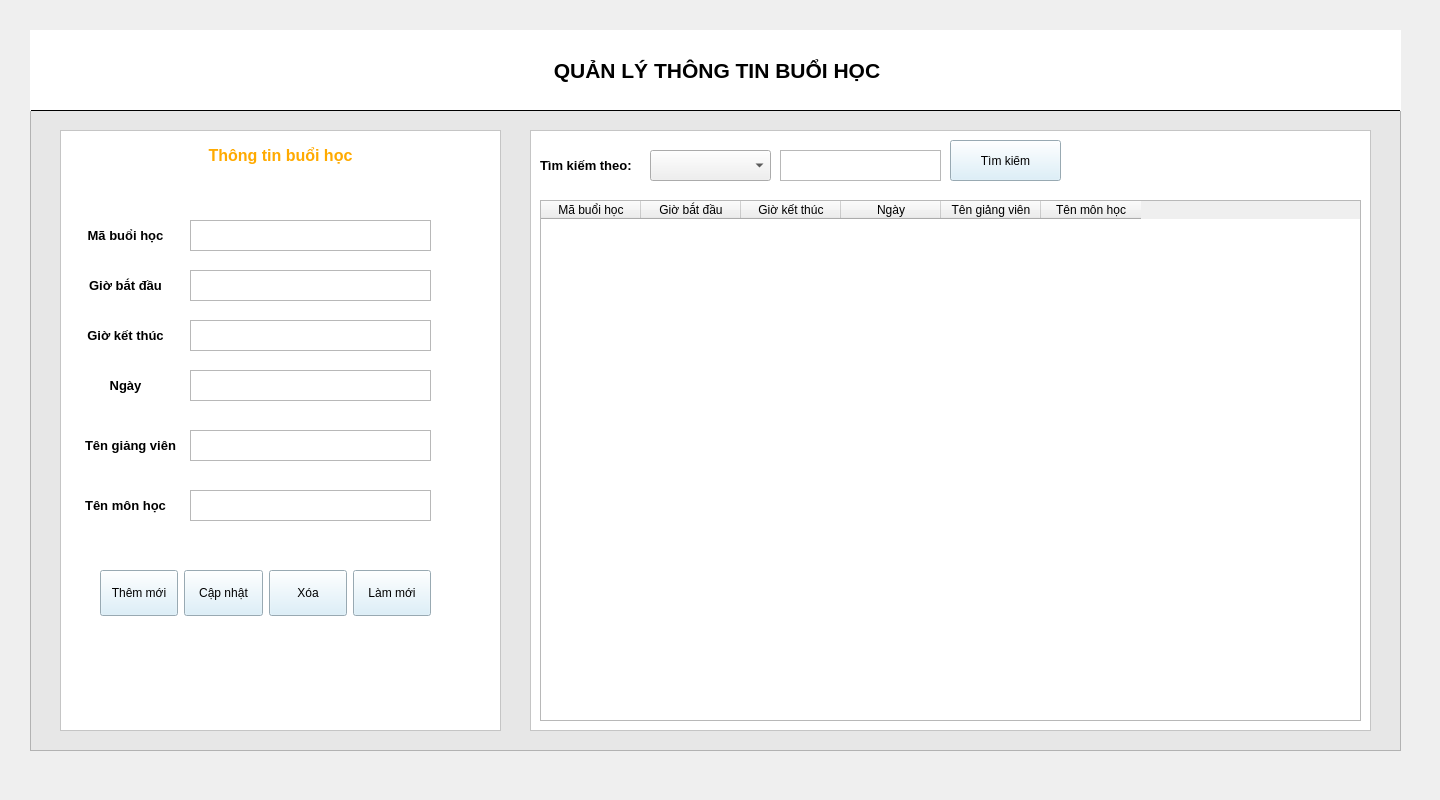
This is ui/lession.ui in phuc297/student-attendance-management-system as Qt 5 draws it before an edit. The edited form follows.
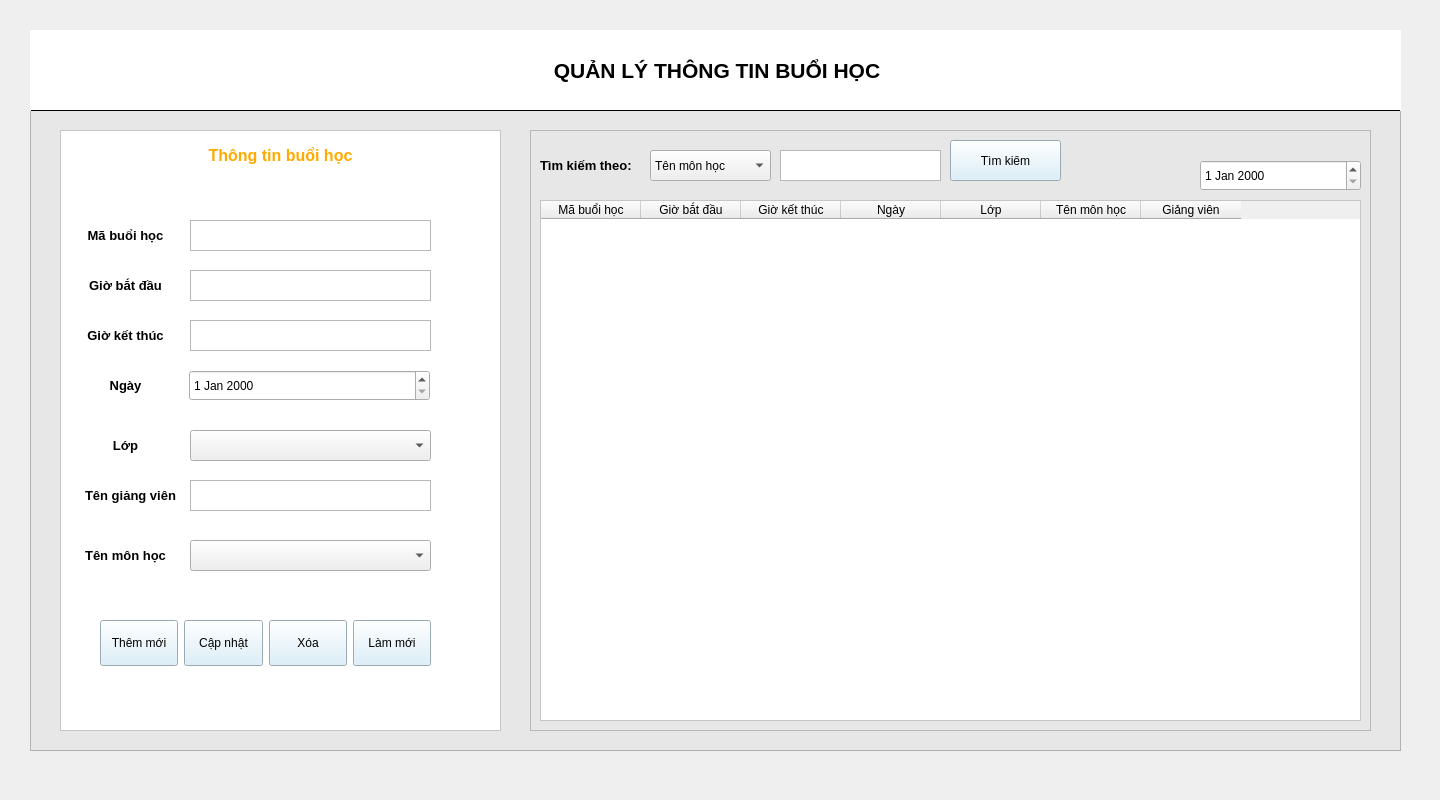
This is the edited form.

Commit message: hiep them ngay 14/4

Patch:
```diff
--- a/ui/lession.ui
+++ b/ui/lession.ui
@@ -157,7 +157,7 @@
      <property name="geometry">
       <rect>
        <x>20</x>
-       <y>300</y>
+       <y>350</y>
        <width>101</width>
        <height>31</height>
       </rect>
@@ -170,7 +170,7 @@
      <property name="geometry">
       <rect>
        <x>20</x>
-       <y>360</y>
+       <y>410</y>
        <width>91</width>
        <height>31</height>
       </rect>
@@ -213,7 +213,7 @@
      <property name="geometry">
       <rect>
        <x>40</x>
-       <y>440</y>
+       <y>490</y>
        <width>331</width>
        <height>47</height>
       </rect>
@@ -252,21 +252,44 @@
       </item>
      </layout>
     </widget>
-    <widget class="QTextEdit" name="textEdit_5">
+    <widget class="QDateEdit" name="ngayHoc">
      <property name="geometry">
       <rect>
-       <x>130</x>
+       <x>129</x>
        <y>240</y>
        <width>241</width>
        <height>31</height>
       </rect>
      </property>
     </widget>
-    <widget class="QTextEdit" name="textEdit_6">
+    <widget class="QComboBox" name="cb_mh">
      <property name="geometry">
       <rect>
        <x>130</x>
+       <y>410</y>
+       <width>241</width>
+       <height>31</height>
+      </rect>
+     </property>
+    </widget>
+    <widget class="QLabel" name="label_6">
+     <property name="geometry">
+      <rect>
+       <x>20</x>
        <y>300</y>
+       <width>91</width>
+       <height>31</height>
+      </rect>
+     </property>
+     <property name="text">
+      <string>&lt;html&gt;&lt;head/&gt;&lt;body&gt;&lt;p align=&quot;center&quot;&gt;&lt;span style=&quot; font-size:10pt; font-weight:600;&quot;&gt;Lớp&lt;/span&gt;&lt;/p&gt;&lt;/body&gt;&lt;/html&gt;</string>
+     </property>
+    </widget>
+    <widget class="QComboBox" name="cb_lop">
+     <property name="geometry">
+      <rect>
+       <x>130</x>
+       <y>300</y>
        <width>241</width>
        <height>31</height>
       </rect>
@@ -276,14 +299,14 @@
      <property name="geometry">
       <rect>
        <x>130</x>
-       <y>360</y>
+       <y>350</y>
        <width>241</width>
        <height>31</height>
       </rect>
      </property>
     </widget>
    </widget>
-   <widget class="QFrame" name="table_bh">
+   <widget class="QFrame" name="frame1">
     <property name="geometry">
      <rect>
       <x>500</x>
@@ -316,7 +339,7 @@
       <string>&lt;html&gt;&lt;head/&gt;&lt;body&gt;&lt;p align=&quot;center&quot;&gt;&lt;span style=&quot; font-size:10pt; font-weight:600;&quot;&gt;Tìm kiếm theo:&lt;/span&gt;&lt;/p&gt;&lt;/body&gt;&lt;/html&gt;</string>
      </property>
     </widget>
-    <widget class="QComboBox" name="comboBox_2">
+    <widget class="QComboBox" name="cb_timkiem">
      <property name="geometry">
       <rect>
        <x>120</x>
@@ -325,6 +348,16 @@
        <height>31</height>
       </rect>
      </property>
+     <item>
+      <property name="text">
+       <string>Tên môn học</string>
+      </property>
+     </item>
+     <item>
+      <property name="text">
+       <string>Giảng viên</string>
+      </property>
+     </item>
     </widget>
     <widget class="QTextEdit" name="textEdit_4">
      <property name="geometry">
@@ -336,7 +369,7 @@
       </rect>
      </property>
     </widget>
-    <widget class="QPushButton" name="pushButton_5">
+    <widget class="QPushButton" name="btn_timkiem">
      <property name="geometry">
       <rect>
        <x>420</x>
@@ -349,7 +382,7 @@
       <string>Tìm kiếm</string>
      </property>
     </widget>
-    <widget class="QTableWidget" name="tableWidget">
+    <widget class="QTableWidget" name="table_bh">
      <property name="geometry">
       <rect>
        <x>10</x>
@@ -380,7 +413,7 @@
      </column>
      <column>
       <property name="text">
-       <string>Tên giảng viên</string>
+       <string>Lớp</string>
       </property>
      </column>
      <column>
@@ -388,6 +421,21 @@
        <string>Tên môn học</string>
       </property>
      </column>
+     <column>
+      <property name="text">
+       <string>Giảng viên</string>
+      </property>
+     </column>
+    </widget>
+    <widget class="QDateEdit" name="chonNgayHoc">
+     <property name="geometry">
+      <rect>
+       <x>670</x>
+       <y>30</y>
+       <width>161</width>
+       <height>31</height>
+      </rect>
+     </property>
     </widget>
    </widget>
   </widget>
```
Left out of the diff: 18 changed lines with no effect on the pictures. The commit also changes 52 other files.
